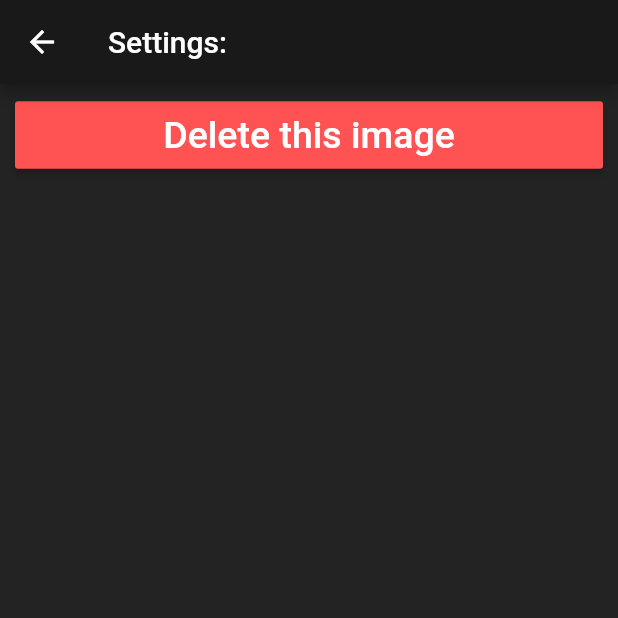
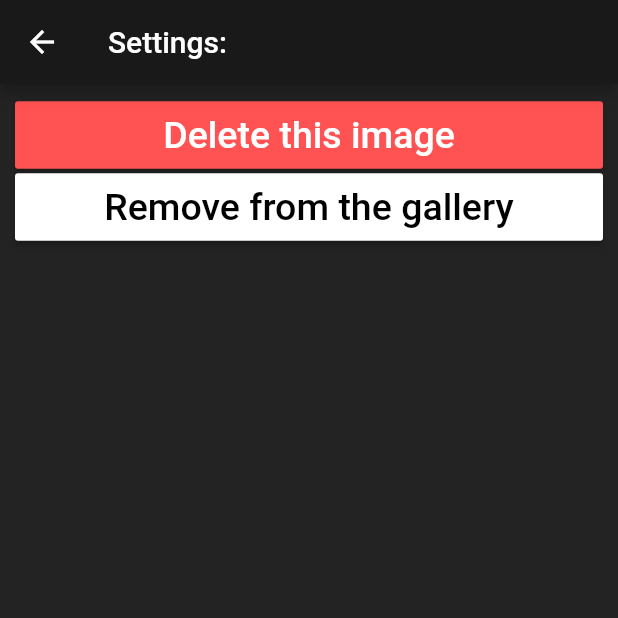
Before and after one commit to H3r3zy/Epicture, a Flutter app: the ImageSettings screen opened directly with empty values, on a phone screen of 412 x 824 dp, the top half of it. Run offline on Flutter 3.47's test engine with Material 2 defaults, Android fonts, the phone set to English and light mode, and no system bars; our stand-ins replace cached_network_image, image_picker, modal_progress_hud, share, shared_preferences; missing offline and left inert: color, flutter_webview_plugin; accounts and stored records are empty; network calls fail.

Commit message:
Solve some issue when a img got no title and add share/unshare from the community

```diff
--- a/lib/pages/ImageSettings.dart
+++ b/lib/pages/ImageSettings.dart
@@ -2,6 +2,7 @@ import 'package:epicture_flutter/globals.dart' as globals;
 import 'package:epicture_flutter/imgur.dart';
 import 'package:flutter/material.dart';
 import 'package:modal_progress_hud/modal_progress_hud.dart';
+import 'package:epicture_flutter/pages/Share.dart';
 
 class ImageSettingsState extends State<ImageSettings> {
 	var image;
@@ -14,7 +15,7 @@ class ImageSettingsState extends State<ImageSettings> {
 		return Scaffold(
 			backgroundColor: Color.fromRGBO(35, 35, 35, 1.0),
 			appBar: new AppBar(
-				title: Text("Settings: " + image["title"] ?? "Unknown"),
+				title: Text("Settings: " + (image["title"] ?? "Unknown")),
 			),
 			body: ModalProgressHUD(
 				child: new ListView(
@@ -30,15 +31,70 @@ class ImageSettingsState extends State<ImageSettings> {
 										textColor: Colors.white,
 										color: Colors.redAccent,
 										onPressed: () async {
+											_modal = true;
 											var res = await Imgur.destroyImageOfUser(globals.username, this.image["id"]);
+											_modal = false;
 											if (res == true)
 												Navigator.pop(context, "destroy");
+											setState(() {});
 										},
 										child: new Text(
 											"Delete this image",
 											style: new TextStyle(
 												fontSize: 25.0,
 												color: Colors.white,
+											),
+										),
+									),
+								),
+								(image["in_gallery"] != null && image["in_gallery"] == false) ?
+								new SizedBox(
+									width: double.infinity,
+									// height: double.infinity,
+									child: new RaisedButton(
+										padding: const EdgeInsets.all(8.0),
+										textColor: Colors.black,
+										color: Colors.white,
+										onPressed: () async {
+											var res = await Navigator.push(
+											context,
+											MaterialPageRoute(
+											builder: (context) => new ShareToCommunity(this.image)
+											)
+											);
+											if (res != null)
+												Navigator.pop(context);
+										},
+										child: new Text(
+											"Share with the community",
+											style: new TextStyle(
+												fontSize: 25.0,
+												color: Colors.black,
+											),
+										),
+									),
+								) : new SizedBox(
+									width: double.infinity,
+									// height: double.infinity,
+									child: new RaisedButton(
+										padding: const EdgeInsets.all(8.0),
+										textColor: Colors.black,
+										color: Colors.white,
+										onPressed: () async {
+											_modal = true;
+											var res = await Imgur.removeFromTheGallery(this.image["id"]);
+											print(res);
+											_modal = false;
+											if (res == true)
+												Navigator.pop(context, "destroy");
+											setState(() {});
+
+										},
+										child: new Text(
+											"Remove from the gallery",
+											style: new TextStyle(
+												fontSize: 25.0,
+												color: Colors.black,
 											),
 										),
 									),
--- a/lib/pages/UserPage.dart
+++ b/lib/pages/UserPage.dart
@@ -77,7 +77,7 @@ class UserPageState extends State<UserPage> with SingleTickerProviderStateMixin
 										child: TabBarView(
 											controller: tabController,
 											children: [
-													Gallery((page) async {
+												Gallery((page) async {
 													return await Imgur.getImagesOfUser(page: page, username: this.user["url"]);
 												}, grid: true),
 												Gallery((page) async {
@@ -91,7 +91,7 @@ class UserPageState extends State<UserPage> with SingleTickerProviderStateMixin
 														return [];
 													return await Imgur.getAccountImage();
 												}, grid: true),
-													]
+											]
 										)
 									)
 								)
@@ -114,7 +114,7 @@ class UserPageState extends State<UserPage> with SingleTickerProviderStateMixin
 	void initState() {
 		super.initState();
 		scrollController = new ScrollController();
-		tabController = TabController(length: 5, vsync: this);
+		tabController = TabController(length: 4, vsync: this);
 
 		Imgur.getAccount(this.username).then((res) {
 			setState(() {
--- a/lib/pages/imagepage.dart
+++ b/lib/pages/imagepage.dart
@@ -30,7 +30,7 @@ class ImagePageState extends State<ImagePage>
 	manageReturnSettingsImage() async {
 		var res = await Navigator.push(context, MaterialPageRoute(builder: (context) => new ImageSettings(this.image)));
 
-		if (res != null && res == "destroy")
+		if (res != null && (res == "destroy" || res  == "shared"))
 			Navigator.pop(context, "reload");
 	}
 
```
Also changed, not shown: lib/imgur.dart (+23 -0 lines), lib/pages/Share.dart (added, +157 -0 lines).
